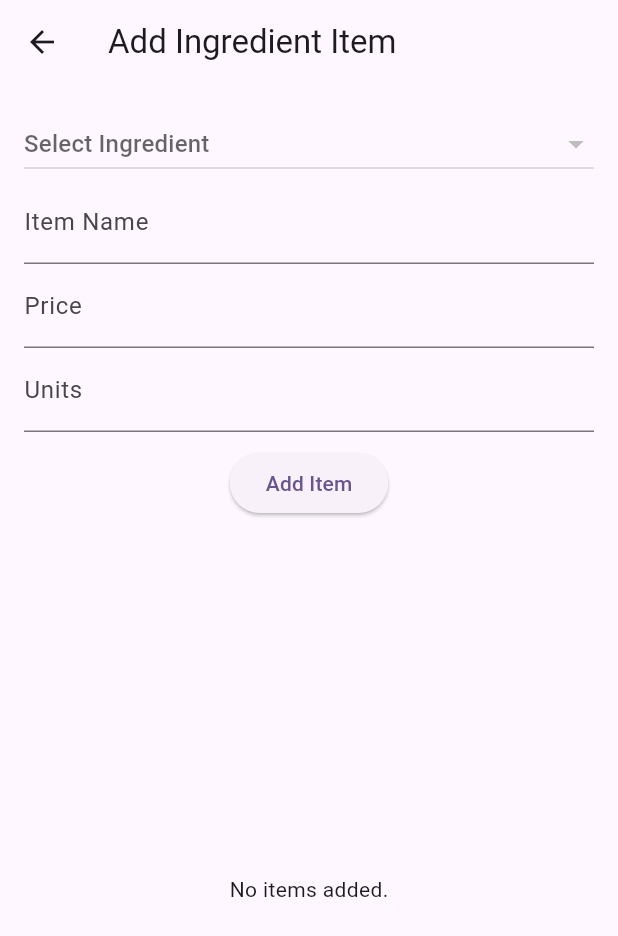
After one commit to SandeshPAUDELs/restro_kitchen, a Flutter app: the screen it shows after launch, after a tap on "Add Ingredient Item", on a phone screen of 412 x 824 dp. The commit adds this screen. Shown: the top 936 px of the screen. Run offline on Flutter 3.47's test engine with Material 3 defaults, Android fonts, the phone set to English and light mode, and no system bars; our stand-ins replace bloc, equatable, flutter_bloc, get_it, hive, hive_flutter; accounts and stored records are empty.

Commit message:
items added in ingredients with their each price, quantity etc

```diff
--- a/lib/main.dart
+++ b/lib/main.dart
@@ -1,24 +1,14 @@
 import 'package:flutter/material.dart';
 import 'package:flutter_bloc/flutter_bloc.dart';
-// import 'package:hive/hive.dart';
-import 'package:hive_flutter/hive_flutter.dart';
-import 'package:hive_project/module/data/datasources/ingredients_data_source.dart';
-import 'package:hive_project/module/data/models/ingredients/ingredients_models.dart';
-import 'package:hive_project/module/data/models/ingredients_items/ingredients_item_models.dart';
-import 'package:hive_project/module/data/repositories/ingredients_repo_impl.dart';
-import 'package:hive_project/module/domain/usecases/ingredients_usecases.dart';
 import 'package:hive_project/module/presentation/bloc/ingredients/ingredients_bloc.dart';
+import 'package:hive_project/module/presentation/bloc/ingredients_items/ingredients_items_bloc.dart';
 import 'package:hive_project/module/presentation/screens/main_screen.dart';
+import 'package:hive_project/service_locator.dart';
 
-Future main() async {
+Future<void> main() async {
   WidgetsFlutterBinding.ensureInitialized();
+  await injection();
 
-  await Hive.initFlutter();
-  Hive.registerAdapter(IngredientModelsAdapter());
-  Hive.registerAdapter(IngredientsItemModelsAdapter());
-
-  await Hive.openBox<IngredientModels>('ingredientBox');
-  await Hive.openBox<IngredientsItemModels>('ingredientItemBox');
   runApp(const MyApp());
 }
 
@@ -27,18 +17,13 @@ class MyApp extends StatelessWidget {
 
   @override
   Widget build(BuildContext context) {
-    final IngredientsDataSource ingredientsDataSource = IngredientsDataSourceImpl(
-      ingredientBox: Hive.box<IngredientModels>('ingredientBox'),
-    );
-    final IngredientsRepoImpl  repo = IngredientsRepoImpl(dataSource: ingredientsDataSource);
-    final IngredientsUsecases ingredientsUsecases = IngredientsUsecases(repo);
-
-
     return MultiBlocProvider(
       providers: [
         BlocProvider(
-          create: (context) => IngredientsBloc(ingredientsUsecases),
-
+          create: (context) => IngredientsBloc(getIt()),
+        ),
+        BlocProvider(
+          create: (context) => IngredientsItemsBloc(getIt()),
         ),
       ],
       child: MaterialApp(
--- /dev/null
+++ b/lib/module/domain/usecases/ingredients_items_usecases.dart
@@ -0,0 +1,15 @@
+import 'package:hive_project/module/domain/entities/ingredients_items/ingredient_items_entity.dart';
+import 'package:hive_project/module/domain/repositories/ingredients_items_repo.dart';
+
+class IngredientsItemsUsecases {
+  final IngredientsItemsRepo ingredientItems;
+  IngredientsItemsUsecases(this.ingredientItems);
+
+  List<IngredientItemsEntity> getIngredientsItems() {
+    return ingredientItems.getIngredientsItems();
+  }
+  Future<void> addIngredientItems(String ingredientname, int ingredientModels, double ingredientPrice, int materialsUnit) {
+    return ingredientItems.addIngredientItems(ingredientname, ingredientModels, ingredientPrice, materialsUnit);
+  }
+
+}
--- /dev/null
+++ b/lib/module/presentation/bloc/ingredients_items/ingredients_items_bloc.dart
@@ -0,0 +1,27 @@
+import 'package:flutter_bloc/flutter_bloc.dart';
+import 'package:hive_project/module/domain/usecases/ingredients_items_usecases.dart';
+import 'package:hive_project/module/presentation/bloc/ingredients_items/ingredients_items_events.dart';
+import 'package:hive_project/module/presentation/bloc/ingredients_items/ingredients_items_state.dart';
+
+class IngredientsItemsBloc
+    extends Bloc<IngredientsItemsEvents, IngredientsItemsState> {
+  IngredientsItemsUsecases ingredientsItemsUsecases;
+  IngredientsItemsBloc(this.ingredientsItemsUsecases)
+    : super(IngredientsItemsInitialState()) {
+    on<LoadIngredientsItemsEvents>((event, emit) async {
+      emit(IngredientsItemsLoadingState());
+      final ingredientItems = ingredientsItemsUsecases.getIngredientsItems();
+      emit(IngredientsItemsLoadedState(ingredientItems: ingredientItems));
+    });
+    on<AddIngredientsItemsEvents>((event, emit) async {
+      await ingredientsItemsUsecases.addIngredientItems(
+        event.ingredientname,
+        event.ingredientModels,
+        event.price,
+        event.materialsUnit,
+      );
+      final ingredientItems = ingredientsItemsUsecases.getIngredientsItems();
+      emit(IngredientsItemsLoadedState(ingredientItems: ingredientItems));
+    });
+  }
+}
--- /dev/null
+++ b/lib/module/presentation/bloc/ingredients_items/ingredients_items_events.dart
@@ -0,0 +1,19 @@
+import 'package:equatable/equatable.dart';
+
+class IngredientsItemsEvents extends Equatable{
+  const IngredientsItemsEvents();
+  @override
+  List<Object> get props => [];
+
+}
+class LoadIngredientsItemsEvents extends IngredientsItemsEvents {}
+class AddIngredientsItemsEvents extends IngredientsItemsEvents {
+  final String ingredientname;
+  final int ingredientModels;
+  final double price;
+  final int materialsUnit;
+  const AddIngredientsItemsEvents({required this.ingredientname, required this.ingredientModels, required this.price, required this.materialsUnit});
+
+  @override
+  List<Object> get props => [ingredientname, ingredientModels, price, materialsUnit];
+}
--- /dev/null
+++ b/lib/module/presentation/bloc/ingredients_items/ingredients_items_state.dart
@@ -0,0 +1,16 @@
+import 'package:equatable/equatable.dart';
+
+class IngredientsItemsState extends Equatable{
+  const IngredientsItemsState();
+  @override
+  List<Object> get props => [];
+}
+
+class IngredientsItemsInitialState extends IngredientsItemsState {}
+class IngredientsItemsLoadingState extends IngredientsItemsState {}
+class IngredientsItemsLoadedState extends IngredientsItemsState {
+  final List ingredientItems;
+  const IngredientsItemsLoadedState({required this.ingredientItems});
+  @override
+  List<Object> get props => [ingredientItems];
+}
--- a/lib/module/presentation/screens/main_screen.dart
+++ b/lib/module/presentation/screens/main_screen.dart
@@ -3,25 +3,17 @@ import 'package:flutter_bloc/flutter_bloc.dart';
 import 'package:hive_project/module/presentation/bloc/ingredients/ingredients_bloc.dart';
 import 'package:hive_project/module/presentation/bloc/ingredients/ingredients_events.dart';
 import 'package:hive_project/module/presentation/bloc/ingredients/ingredients_state.dart';
+import 'package:hive_project/module/presentation/screens/seller_screen.dart';
 
-class HomeScreen extends StatefulWidget {
+class HomeScreen extends StatelessWidget {
   const HomeScreen({super.key});
 
   @override
-  _HomeScreenState createState() => _HomeScreenState();
-}
-
-class _HomeScreenState extends State<HomeScreen> {
+  Widget build(BuildContext context) {
     final TextEditingController _controller = TextEditingController();
-
-  @override
-  void initState() {
-    super.initState();
+    WidgetsBinding.instance.addPostFrameCallback((_) {
       context.read<IngredientsBloc>().add(LoadIngredientsEvents());
-  }
-
-  @override
-  Widget build(BuildContext context) {
+    });
     return Scaffold(
       appBar: AppBar(title: const Text('Ingredients')),
       body: Column(
@@ -33,7 +25,9 @@ class _HomeScreenState extends State<HomeScreen> {
                 Expanded(
                   child: TextField(
                     controller: _controller,
-                decoration: const InputDecoration(labelText: 'Enter Ingredient Name'),
+                    decoration: const InputDecoration(
+                      labelText: 'Enter Ingredient Name',
+                    ),
                   ),
                 ),
                 IconButton(
@@ -41,16 +35,27 @@ class _HomeScreenState extends State<HomeScreen> {
                   onPressed: () {
                     if (_controller.text.isEmpty) {
                       ScaffoldMessenger.of(context).showSnackBar(
-                  const SnackBar(content: Text('Please fill the form and submit')),
+                        const SnackBar(
+                          content: Text('Please fill the form and submit'),
+                        ),
                       );
                     } else {
-                  context.read<IngredientsBloc>().add(AddIngredientsEvents(name: _controller.text));
+                      context.read<IngredientsBloc>().add(
+                        AddIngredientsEvents(name: _controller.text),
+                      );
                       _controller.clear();
                     }
                   },
                 ),
               ],
             ),
+          ),
+            ElevatedButton(
+            onPressed: () => Navigator.push(
+              context,
+              MaterialPageRoute(builder: (context) => IngredientItemsScreen()),
+            ),
+            child: const Text('Add Ingredient Item'),
             ),
 
           Expanded(
@@ -60,16 +65,20 @@ class _HomeScreenState extends State<HomeScreen> {
                   return ListView.builder(
                     itemCount: state.ingredients.length,
                     itemBuilder: (context, index) {
-                      return ListTile(title: Text(state.ingredients[index].name));
+                      return ListTile(
+                        title: Text(state.ingredients[index].name),
+                      );
                     },
                   );
                 }
-                return const Center(child: CircularProgressIndicator());
+
+                return const Center(child: Text('No items added.'));
               },
             ),
           ),
         ],
       ),
     );
+
   }
 }
--- /dev/null
+++ b/lib/module/presentation/screens/seller_screen.dart
@@ -0,0 +1,115 @@
+import 'package:flutter/material.dart';
+import 'package:flutter_bloc/flutter_bloc.dart';
+import 'package:hive_flutter/hive_flutter.dart';
+import 'package:hive_project/module/data/models/ingredients/ingredients_models.dart';
+import 'package:hive_project/module/data/models/ingredients_items/ingredients_item_models.dart';
+import 'package:hive_project/module/presentation/bloc/ingredients_items/ingredients_items_bloc.dart';
+import 'package:hive_project/module/presentation/bloc/ingredients_items/ingredients_items_events.dart';
+
+class IngredientItemsScreen extends StatefulWidget {
+  const IngredientItemsScreen({super.key});
+
+  @override
+  _IngredientItemsScreenState createState() => _IngredientItemsScreenState();
+}
+
+class _IngredientItemsScreenState extends State<IngredientItemsScreen> {
+  final TextEditingController _itemNameController = TextEditingController();
+  final TextEditingController _priceController = TextEditingController();
+  final TextEditingController _unitController = TextEditingController();
+  IngredientModels? _selectedIngredient;
+
+  @override
+  Widget build(BuildContext context) {
+    final Box<IngredientModels> ingredientBox =
+        Hive.box<IngredientModels>('ingredientBox');
+
+    return Scaffold(
+      appBar: AppBar(title: const Text('Add Ingredient Item')),
+      body: Column(
+        children: [
+          Padding(
+            padding: const EdgeInsets.all(16.0),
+            child: Column(
+              children: [
+                DropdownButton<IngredientModels>(
+                  hint: const Text('Select Ingredient'),
+                  value: _selectedIngredient,
+                  isExpanded: true,
+                  items: ingredientBox.values.map((ingredient) {
+                    return DropdownMenuItem(
+                      value: ingredient,
+                      child: Text(ingredient.name),
+                    );
+                  }).toList(),
+                  onChanged: (value) {
+                    setState(() {
+                      _selectedIngredient = value;
+                    });
+                  },
+                ),
+                TextField(
+                    controller: _itemNameController,
+                    decoration: const InputDecoration(labelText: 'Item Name')),
+                TextField(
+                    controller: _priceController,
+                    decoration: const InputDecoration(labelText: 'Price'),
+                    keyboardType: TextInputType.number),
+                TextField(
+                    controller: _unitController,
+                    decoration: const InputDecoration(labelText: 'Units'),
+                    keyboardType: TextInputType.number),
+                const SizedBox(height: 10),
+                ElevatedButton(
+                    onPressed: () {
+                      final name = _itemNameController.text.trim();
+                      final price = double.tryParse(_priceController.text) ?? 0.0;
+                      final units = int.tryParse(_unitController.text) ?? 1;
+
+                      if (name.isNotEmpty && _selectedIngredient != null) {
+                        _itemNameController.clear();
+                        _priceController.clear();
+                        _unitController.clear();
+                        context.read<IngredientsItemsBloc>().add(
+                          AddIngredientsItemsEvents(
+                            ingredientname: name,
+                            ingredientModels: _selectedIngredient!.key as int,
+                            price: price,
+                            materialsUnit: units,
+                          ),
+                        );
+                      }
+                    },
+                    child: const Text('Add Item')),
+              ],
+            ),
+          ),
+          Expanded(
+            child: ValueListenableBuilder(
+              valueListenable:
+                  Hive.box<IngredientsItemModels>('ingredientItemBox')
+                      .listenable(),
+              builder: (context, Box<IngredientsItemModels> box, _) {
+                final filteredItems = box.values.toList();
+                if (filteredItems.isEmpty) {
+                  return const Center(child: Text('No items added.'));
+                }
+                return ListView.builder(
+                  itemCount: filteredItems.length,
+                  itemBuilder: (context, index) {
+                    final item = filteredItems[index];
+                    return ListTile(
+                      title: Text(item.ingredientname),
+                      subtitle: Text(
+                            'Ingredient: ${ingredientBox.get(item.ingredientModels)?.name ?? "Unknown"}, Price: \$${item.price}, Units: ${item.materialsUnit}'),
+                    );
+                  },
+                );
+              },
+            ),
+          ),
+        ],
+      ),
+    );
+  }
+}
--- /dev/null
+++ b/lib/service_locator.dart
@@ -0,0 +1,52 @@
+import 'package:get_it/get_it.dart';
+import 'package:hive_flutter/hive_flutter.dart';
+import 'package:hive_project/module/data/datasources/ingredients_data_source.dart';
+import 'package:hive_project/module/data/datasources/ingredients_items_data_source.dart';
+import 'package:hive_project/module/data/models/ingredients/ingredients_models.dart';
+import 'package:hive_project/module/data/models/ingredients_items/ingredients_item_models.dart';
+import 'package:hive_project/module/data/repositories/ingredients_items_repo_impl.dart';
+import 'package:hive_project/module/data/repositories/ingredients_repo_impl.dart';
+import 'package:hive_project/module/domain/repositories/ingredients_repo.dart';
+import 'package:hive_project/module/domain/repositories/ingredients_items_repo.dart';
+import 'package:hive_project/module/domain/usecases/ingredients_items_usecases.dart';
+import 'package:hive_project/module/domain/usecases/ingredients_usecases.dart';
+import 'package:hive_project/module/presentation/bloc/ingredients/ingredients_bloc.dart';
+import 'package:hive_project/module/presentation/bloc/ingredients_items/ingredients_items_bloc.dart';
+
+final getIt = GetIt.instance;
+
+Future<void> injection() async {
+  // hives intiliazation
+  await Hive.initFlutter();
+  Hive.registerAdapter(IngredientModelsAdapter());
+  Hive.registerAdapter(IngredientsItemModelsAdapter());
+
+  // boxes
+  await Hive.openBox<IngredientModels>('ingredientBox');
+  await Hive.openBox<IngredientsItemModels>('ingredientItemBox');
+  // datasources
+  getIt.registerLazySingleton<IngredientsDataSource>(
+    () => IngredientsDataSourceImpl(
+      ingredientBox: Hive.box<IngredientModels>('ingredientBox'),
+    ),
+  );
+  getIt.registerLazySingleton<IngredientsItemsDataSource>(
+    () => IngredientsItemsDataSourceImpl(
+      ingredientItemsBox: Hive.box<IngredientsItemModels>('ingredientItemBox'),
+    ),
+  );
+  // repos
+  getIt.registerLazySingleton<IngredientsRepo>(
+    () => IngredientsRepoImpl(dataSource: getIt()),
+  );
+  getIt.registerLazySingleton<IngredientsItemsRepo>(
+    () => IngredientsItemsRepoImpl(dataSource: getIt()),
+  );
+  // usexase
+  getIt.registerLazySingleton(() => IngredientsUsecases(getIt()));
+  getIt.registerLazySingleton(() => IngredientsItemsUsecases(getIt()));
+
+  // blocs
+  getIt.registerFactory(() => IngredientsBloc(getIt()));
+  getIt.registerFactory(() => IngredientsItemsBloc(getIt()));
+}
--- a/pubspec.yaml
+++ b/pubspec.yaml
@@ -37,6 +37,7 @@ dependencies:
   equatable: ^2.0.7
   bloc: ^9.0.0
   flutter_bloc: ^9.1.0
+  get_it: ^8.0.3
 
 dev_dependencies:
   flutter_test:
```
Also changed, not shown: lib/module/data/datasources/ingredients_items_data_source.dart (added, +19 -0 lines), lib/module/data/repositories/ingredients_items_repo_impl.dart (added, +20 -0 lines), lib/module/domain/entities/ingredients_items/ingredient_items_entity.dart (added, +13 -0 lines), lib/module/domain/repositories/ingredients_items_repo.dart (added, +7 -0 lines), lib/module/data/models/ingredients_items/ingredients_item_models.dart (line endings or trailing spaces), pubspec.lock. Lines whose indentation alone changed are shown as unchanged.
